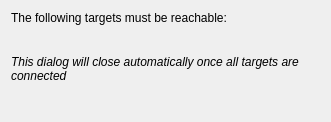
eclipse-ecal/ecal, file app/sys/sys_gui/src/widgets/targets_reachable_dialog/targets_reachable_dialog.ui: the form before one commit.
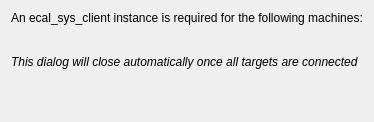
The form after the commit.

What changed in the file:
```diff
--- a/app/sys/sys_gui/src/widgets/targets_reachable_dialog/targets_reachable_dialog.ui
+++ b/app/sys/sys_gui/src/widgets/targets_reachable_dialog/targets_reachable_dialog.ui
@@ -23,7 +23,7 @@
    <item>
     <widget class="QLabel" name="header_label">
      <property name="text">
-      <string>The following targets must be reachable:</string>
+      <string>An ecal_sys_client instance is required for the following machines:</string>
      </property>
     </widget>
    </item>
```
